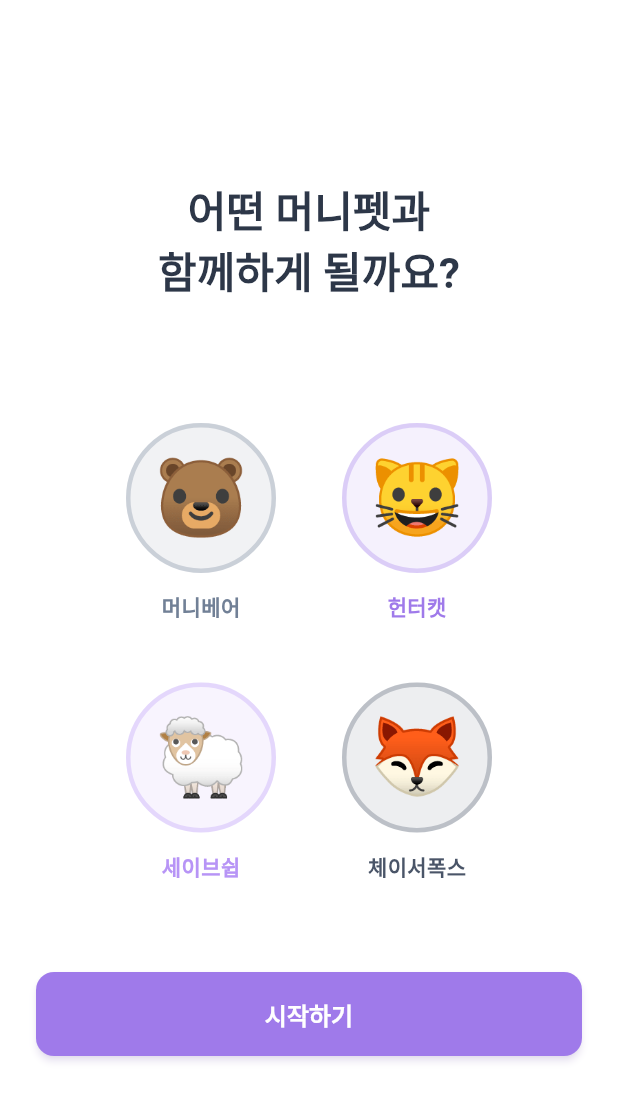
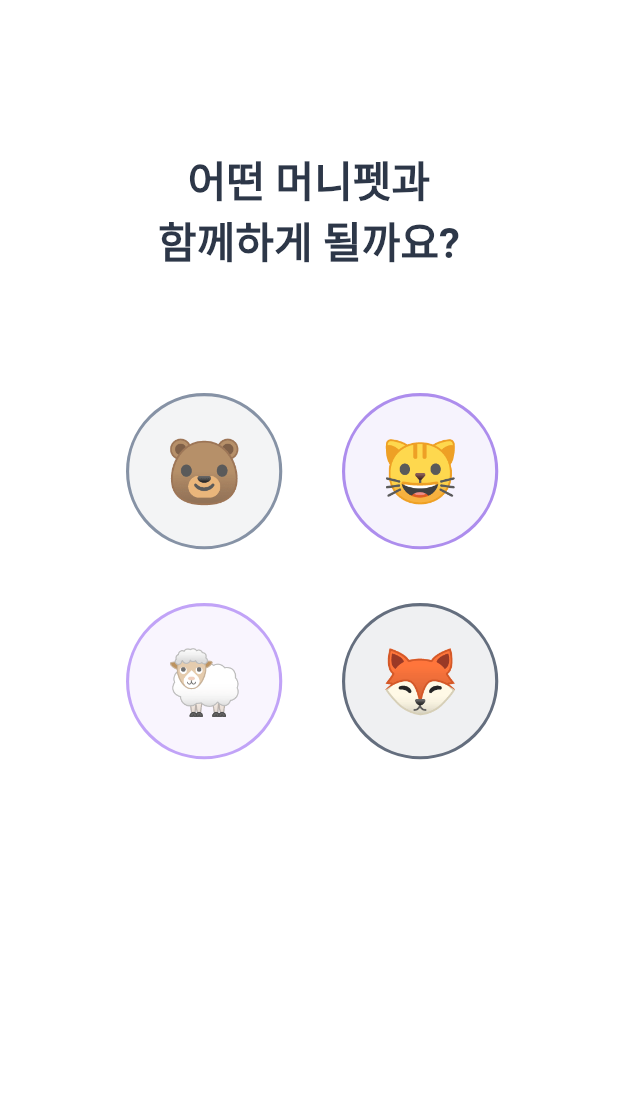
Before and after one commit to tei-young/your_money_pet, a Flutter app: the screen it shows after launch, on a phone screen of 412 x 824 dp. Shown: the top 1101 px of the screen. Run offline on Flutter 3.47's test engine with Material 3 defaults, Android fonts, the phone set to English and light mode, and no system bars; our stand-ins replace share_plus; accounts and stored records are empty.

Commit message:
Add character selection flow to onboarding
- Create CharacterProvider for state management
- Add AnimatedCharacter widget with placeholder animations
- Add SpeechBubble widget with slide-up animation
- Refactor character_preview_screen for character-first flow
- Update character selection to show dialogue and button

```diff
--- a/lib/app.dart
+++ b/lib/app.dart
@@ -5,6 +5,7 @@ import 'utils/constants.dart';
 import 'screens/onboarding/splash_screen.dart';
 import 'providers/user_provider.dart';
 import 'providers/learning_provider.dart';
+import 'providers/character_provider.dart';
 
 // TODO: Router import (나중에 추가)
 // import 'routes/app_router.dart';
@@ -18,6 +19,7 @@ class MoneyPetApp extends StatelessWidget {
       providers: [
         ChangeNotifierProvider(create: (_) => UserProvider()),
         ChangeNotifierProvider(create: (_) => LearningProvider()),
+        ChangeNotifierProvider(create: (_) => CharacterProvider()),
       ],
       child: MaterialApp(
         title: AppConstants.appName,
--- /dev/null
+++ b/lib/providers/character_provider.dart
@@ -0,0 +1,35 @@
+import 'package:flutter/foundation.dart';
+import '../utils/constants.dart';
+
+class CharacterProvider extends ChangeNotifier {
+  PersonalityType? _selectedCharacter;
+  PersonalityType? _finalPersonality;
+
+  PersonalityType? get selectedCharacter => _selectedCharacter;
+  PersonalityType? get finalPersonality => _finalPersonality;
+
+  // 캐릭터 선택 (프리뷰 화면에서)
+  void selectCharacter(PersonalityType character) {
+    _selectedCharacter = character;
+    notifyListeners();
+  }
+
+  // 성향 퀴즈 결과 저장
+  void setPersonalityResult(PersonalityType personality) {
+    _finalPersonality = personality;
+    notifyListeners();
+  }
+
+  // 캐릭터와 성향이 일치하는지
+  bool get isCharacterMatchingPersonality =>
+      _selectedCharacter != null &&
+      _finalPersonality != null &&
+      _selectedCharacter == _finalPersonality;
+
+  // 온보딩 완료 후 초기화
+  void reset() {
+    _selectedCharacter = null;
+    _finalPersonality = null;
+    notifyListeners();
+  }
+}
--- a/lib/screens/onboarding/character_preview_screen.dart
+++ b/lib/screens/onboarding/character_preview_screen.dart
@@ -1,9 +1,13 @@
 import 'package:flutter/material.dart';
+import 'package:provider/provider.dart';
 import '../../utils/constants.dart';
-import 'app_intro_screen.dart';
+import '../../widgets/animated_character.dart';
+import '../../providers/character_provider.dart';
+import '../../models/character_animation_config.dart';
+import 'personality_test_screen.dart';
 
 /// 캐릭터 프리뷰 화면
-/// 4개 캐릭터 바운스 애니메이션으로 등장
+/// 4개 캐릭터 선택 → 선택한 캐릭터와 함께 성향 퀴즈로 이동
 class CharacterPreviewScreen extends StatefulWidget {
   const CharacterPreviewScreen({super.key});
 
@@ -15,6 +19,8 @@ class _CharacterPreviewScreenState extends State<CharacterPreviewScreen>
     with SingleTickerProviderStateMixin {
   late AnimationController _controller;
   late List<Animation<double>> _bounceAnimations;
+  PersonalityType? _selectedCharacter;
+  bool _showButton = false;
 
   @override
   void initState() {
@@ -39,8 +45,6 @@ class _CharacterPreviewScreenState extends State<CharacterPreviewScreen>
     });
 
     _controller.forward();
-
-    // ❌ 자동 전환 제거 - 사용자 동작만으로 전환
   }
 
   @override
@@ -49,12 +53,24 @@ class _CharacterPreviewScreenState extends State<CharacterPreviewScreen>
     super.dispose();
   }
 
-  void _navigateToIntro() {
+  void _onCharacterTap(PersonalityType character) {
+    setState(() {
+      _selectedCharacter = character;
+      _showButton = true;
+    });
+  }
+
+  void _navigateToPersonalityTest() {
+    if (_selectedCharacter == null) return;
+
+    // CharacterProvider에 선택된 캐릭터 저장
+    context.read<CharacterProvider>().selectCharacter(_selectedCharacter!);
+
     Navigator.pushReplacement(
       context,
       PageRouteBuilder(
         pageBuilder: (context, animation, secondaryAnimation) =>
-            const AppIntroScreen(),
+            const PersonalityTestScreen(),
         transitionsBuilder: (context, animation, secondaryAnimation, child) {
           return FadeTransition(opacity: animation, child: child);
         },
@@ -70,11 +86,14 @@ class _CharacterPreviewScreenState extends State<CharacterPreviewScreen>
     return Scaffold(
       backgroundColor: Colors.white,
       body: SafeArea(
-        child: SingleChildScrollView(
+        child: Stack(
+          children: [
+            // 메인 컨텐츠
+            SingleChildScrollView(
               physics: const ClampingScrollPhysics(),
               child: Column(
                 children: [
-              const SizedBox(height: 120),
+                  const SizedBox(height: 100),
 
                   // 제목
                   Text(
@@ -100,16 +119,8 @@ class _CharacterPreviewScreenState extends State<CharacterPreviewScreen>
                             Row(
                               mainAxisAlignment: MainAxisAlignment.spaceEvenly,
                               children: [
-                            _buildCharacter(
-                              0,
-                              PersonalityType.safe,
-                              '🐻',
-                            ),
-                            _buildCharacter(
-                              1,
-                              PersonalityType.aggressive,
-                              '🐱',
-                            ),
+                                _buildCharacter(0, PersonalityType.safe),
+                                _buildCharacter(1, PersonalityType.aggressive),
                               ],
                             ),
                             const SizedBox(height: 40),
@@ -117,16 +128,8 @@ class _CharacterPreviewScreenState extends State<CharacterPreviewScreen>
                             Row(
                               mainAxisAlignment: MainAxisAlignment.spaceEvenly,
                               children: [
-                            _buildCharacter(
-                              2,
-                              PersonalityType.balanced,
-                              '🐑',
-                            ),
-                            _buildCharacter(
-                              3,
-                              PersonalityType.challenger,
-                              '🦊',
-                            ),
+                                _buildCharacter(2, PersonalityType.balanced),
+                                _buildCharacter(3, PersonalityType.challenger),
                               ],
                             ),
                           ],
@@ -135,65 +138,66 @@ class _CharacterPreviewScreenState extends State<CharacterPreviewScreen>
                     ),
                   ),
 
-              const SizedBox(height: 60),
-
-              // 시작하기 버튼
-              Padding(
-                padding: const EdgeInsets.symmetric(
-                  horizontal: ScreenSize.paddingHorizontal,
-                ),
-                child: ElevatedButton(
-                  onPressed: _navigateToIntro,
-                  child: const Text('시작하기'),
+                  const SizedBox(height: 150), // 버튼 공간 확보
+                ],
               ),
             ),
 
-              const SizedBox(height: 40),
+            // 하단 버튼 (선택된 경우에만 표시)
+            if (_showButton)
+              Positioned(
+                left: 0,
+                right: 0,
+                bottom: 0,
+                child: AnimatedSlide(
+                  duration: AnimationDuration.medium,
+                  offset: _showButton ? Offset.zero : const Offset(0, 1),
+                  curve: Curves.easeOut,
+                  child: Container(
+                    decoration: BoxDecoration(
+                      color: Colors.white,
+                      boxShadow: [
+                        BoxShadow(
+                          color: Colors.black.withOpacity(0.05),
+                          blurRadius: 8,
+                          offset: const Offset(0, -2),
+                        ),
                       ],
                     ),
+                    padding: const EdgeInsets.all(24),
+                    child: SafeArea(
+                      top: false,
+                      child: ElevatedButton(
+                        onPressed: _navigateToPersonalityTest,
+                        child: const Text('같이 시작하기'),
+                      ),
+                    ),
+                  ),
+                ),
+              ),
+          ],
         ),
       ),
     );
   }
 
   /// 캐릭터 위젯
-  Widget _buildCharacter(int index, PersonalityType type, String emoji) {
+  Widget _buildCharacter(int index, PersonalityType type) {
     final scale = _bounceAnimations[index].value;
+    final isSelected = _selectedCharacter == type;
 
     return Transform.scale(
       scale: scale,
-      child: Column(
-        children: [
-          // 이모지 원형 배경
-          Container(
-            width: 100,
-            height: 100,
-            decoration: BoxDecoration(
-              color: type.color.withOpacity(0.1),
-              shape: BoxShape.circle,
-              border: Border.all(
-                color: type.color.withOpacity(0.3),
-                width: 3,
+      child: Opacity(
+        opacity: _selectedCharacter != null && !isSelected ? 0.4 : 1.0,
+        child: AnimatedCharacter(
+          character: type,
+          state: isSelected
+              ? CharacterAnimationState.selected
+              : CharacterAnimationState.idle,
+          onTap: () => _onCharacterTap(type),
+          size: 100,
         ),
-            ),
-            child: Center(
-              child: Text(
-                emoji,
-                style: const TextStyle(fontSize: 50),
-              ),
-            ),
-          ),
-          const SizedBox(height: 12),
-          // 캐릭터 이름
-          Text(
-            type.characterName.split(' ').last, // "머니베어", "세이브쉽" 등
-            style: TextStyle(
-              fontSize: 14,
-              fontWeight: FontWeight.w600,
-              color: type.color,
-            ),
-          ),
-        ],
       ),
     );
   }
--- /dev/null
+++ b/lib/widgets/animated_character.dart
@@ -0,0 +1,152 @@
+import 'package:flutter/material.dart';
+import '../utils/constants.dart';
+import '../models/character_animation_config.dart';
+import 'speech_bubble.dart';
+
+class AnimatedCharacter extends StatefulWidget {
+  final PersonalityType character;
+  final CharacterAnimationState state;
+  final String? customDialogue;
+  final VoidCallback? onTap;
+  final double size;
+
+  const AnimatedCharacter({
+    super.key,
+    required this.character,
+    this.state = CharacterAnimationState.idle,
+    this.customDialogue,
+    this.onTap,
+    this.size = 120,
+  });
+
+  @override
+  State<AnimatedCharacter> createState() => _AnimatedCharacterState();
+}
+
+class _AnimatedCharacterState extends State<AnimatedCharacter>
+    with SingleTickerProviderStateMixin {
+  late AnimationController _breathingController;
+  late Animation<double> _breathingAnimation;
+
+  @override
+  void initState() {
+    super.initState();
+    _breathingController = AnimationController(
+      duration: const Duration(milliseconds: 2000),
+      vsync: this,
+    )..repeat(reverse: true);
+
+    _breathingAnimation = Tween<double>(begin: 1.0, end: 1.05).animate(
+      CurvedAnimation(parent: _breathingController, curve: Curves.easeInOut),
+    );
+  }
+
+  @override
+  void dispose() {
+    _breathingController.dispose();
+    super.dispose();
+  }
+
+  @override
+  Widget build(BuildContext context) {
+    final config = widget.character.animationConfig;
+    final isSelected = widget.state == CharacterAnimationState.selected;
+    final dialogue = widget.customDialogue ?? config.introDialogue;
+
+    return GestureDetector(
+      onTap: widget.onTap,
+      child: Column(
+        mainAxisSize: MainAxisSize.min,
+        children: [
+          // 캐릭터 애니메이션 (Placeholder)
+          _buildCharacterPlaceholder(isSelected),
+
+          // 말풍선 (선택된 경우에만)
+          if (isSelected) ...[
+            const SizedBox(height: 8),
+            SpeechBubble(text: dialogue),
+          ],
+        ],
+      ),
+    );
+  }
+
+  Widget _buildCharacterPlaceholder(bool isSelected) {
+    // TODO: 추후 Rive 애니메이션으로 교체
+    // RiveAnimation.asset('assets/animations/characters/${widget.character.name}_complete.riv')
+
+    return AnimatedBuilder(
+      animation: _breathingAnimation,
+      builder: (context, child) {
+        return AnimatedContainer(
+          duration: AnimationDuration.medium,
+          transform: Matrix4.identity()
+            ..scale(
+              isSelected ? 1.15 : (widget.state == CharacterAnimationState.idle
+                  ? _breathingAnimation.value
+                  : 1.0),
+            ),
+          child: AnimatedOpacity(
+            duration: AnimationDuration.medium,
+            opacity: isSelected ? 1.0 : 0.85,
+            child: Container(
+              width: widget.size,
+              height: widget.size,
+              decoration: BoxDecoration(
+                color: widget.character.color.withOpacity(0.1),
+                shape: BoxShape.circle,
+                border: Border.all(
+                  color: isSelected
+                      ? AppColors.primary
+                      : widget.character.color,
+                  width: isSelected ? 3 : 2,
+                ),
+                boxShadow: isSelected
+                    ? [
+                        BoxShadow(
+                          color: AppColors.primary.withOpacity(0.3),
+                          blurRadius: 12,
+                          spreadRadius: 2,
+                        ),
+                      ]
+                    : null,
+              ),
+              child: Center(
+                child: Text(
+                  _getCharacterEmoji(),
+                  style: TextStyle(fontSize: widget.size * 0.4),
+                ),
+              ),
+            ),
+          ),
+        );
+      },
+    );
+  }
+
+  String _getCharacterEmoji() {
+    switch (widget.character) {
+      case PersonalityType.safe:
+        return '🐻';
+      case PersonalityType.balanced:
+        return '🐑';
+      case PersonalityType.aggressive:
+        return '🐱';
+      case PersonalityType.challenger:
+        return '🦊';
+    }
+  }
+
+  String _getReactionEmoji() {
+    switch (widget.state) {
+      case CharacterAnimationState.reactionPositive:
+        return '😊';
+      case CharacterAnimationState.reactionNegative:
+        return '🤔';
+      case CharacterAnimationState.reactionNeutral:
+        return '💭';
+      default:
+        return _getCharacterEmoji();
+    }
+  }
+}
```
Also changed, not shown: lib/utils/constants.dart (+58 -0 lines), lib/widgets/speech_bubble.dart (added, +134 -0 lines). Lines whose indentation alone changed are shown as unchanged.
